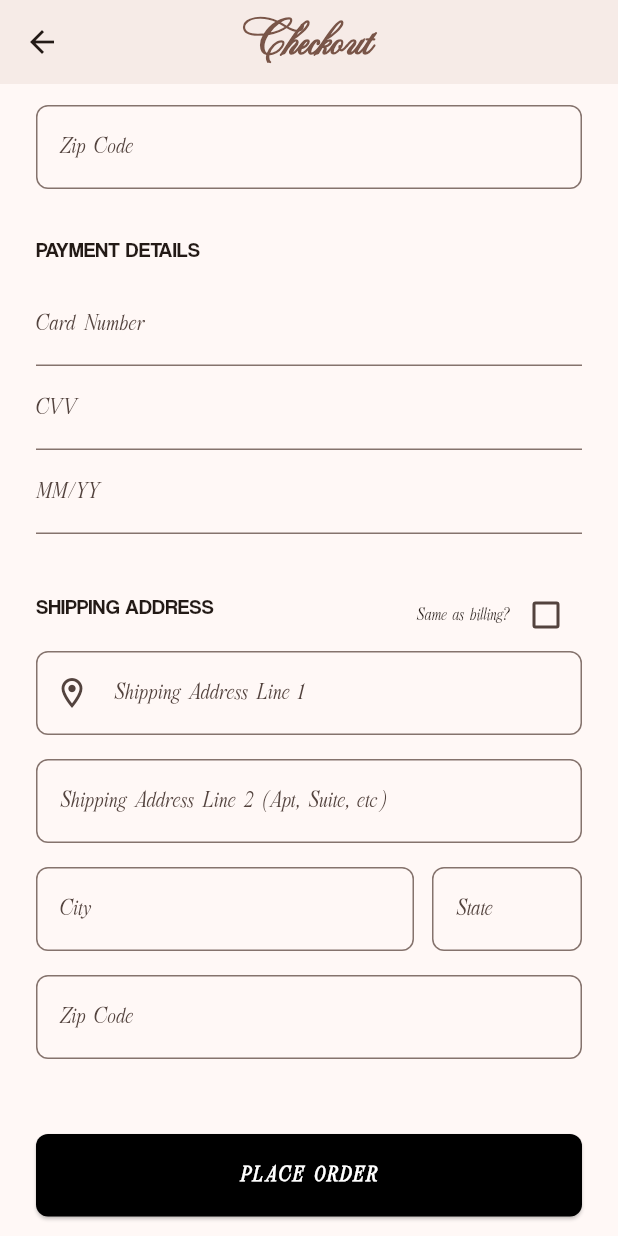
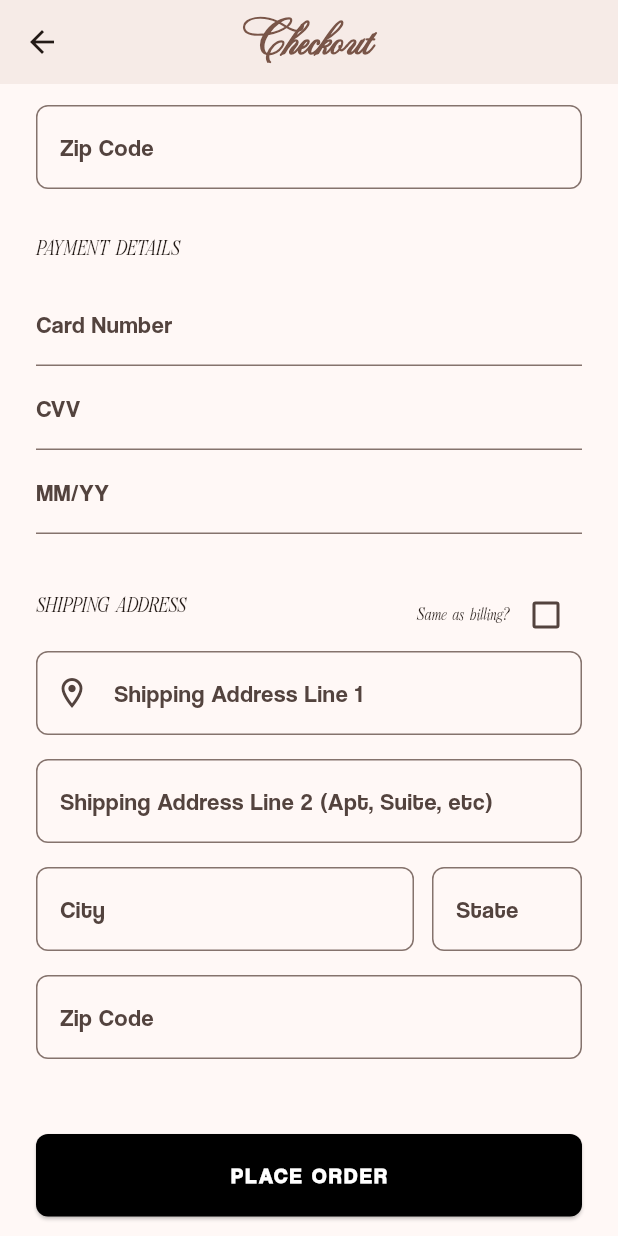
Before and after one commit to psvlnandu/flutter_first_app, a Flutter app: the CheckoutScreen screen opened by its route, scrolled down 576 dp, on a phone screen of 412 x 824 dp. Run offline on Flutter 3.47's test engine with Material 3 defaults, Android fonts, the phone set to English and light mode, and no system bars; our stand-ins replace flutter_credit_card, flutter_riverpod; network calls fail.

Commit message:
FONT changed in checkout screens

```diff
--- a/lib/screens/checkout_screen.dart
+++ b/lib/screens/checkout_screen.dart
@@ -104,7 +104,7 @@ class _CheckoutScreenState extends ConsumerState<CheckoutScreen> {
       builder: (context) => AlertDialog(
         title: const Text(
           "Verify Shipping Address",
-          style: TextStyle(fontFamily: 'Coolvetica'),
+          // style: TextStyle(fontFamily: 'Coolvetica'),
         ),
         content: Column(
           mainAxisSize: MainAxisSize.min,
@@ -180,7 +180,14 @@ class _CheckoutScreenState extends ConsumerState<CheckoutScreen> {
         centerTitle: true,
         elevation: 0,
       ),
-      body: Center(
+      body: Theme(
+        data: Theme.of(context).copyWith(
+          // Applies Coolvetica only to the body children
+          textTheme: Theme.of(
+            context,
+          ).textTheme.apply(fontFamily: 'coolvetica'),
+        ),
+        child: Center(
           child: ConstrainedBox(
             constraints: const BoxConstraints(
               maxWidth: 600,
@@ -262,8 +269,9 @@ class _CheckoutScreenState extends ConsumerState<CheckoutScreen> {
                         if (_formKey.currentState!.validate()) {
                           showDialog(
                             context: context,
-                          builder: (c) =>
-                              const Center(child: CircularProgressIndicator()),
+                            builder: (c) => const Center(
+                              child: CircularProgressIndicator(),
+                            ),
                           );
 
                           AddressValidationResult? result =
@@ -338,6 +346,7 @@ class _CheckoutScreenState extends ConsumerState<CheckoutScreen> {
             ),
           ),
         ),
+      ),
     );
   }
 
@@ -347,10 +356,10 @@ class _CheckoutScreenState extends ConsumerState<CheckoutScreen> {
       padding: const EdgeInsets.only(bottom: 12),
       child: Text(
         title.toUpperCase(),
-        style: const TextStyle(
-          fontFamily: 'Coolvetica',
-          // fontWeight: FontWeight.bold,
-        ),
+        // style: const TextStyle(
+        //   fontFamily: 'Coolvetica',
+        //   // fontWeight: FontWeight.bold,
+        // ),
       ),
     );
   }
```
Lines whose indentation alone changed are shown as unchanged.
